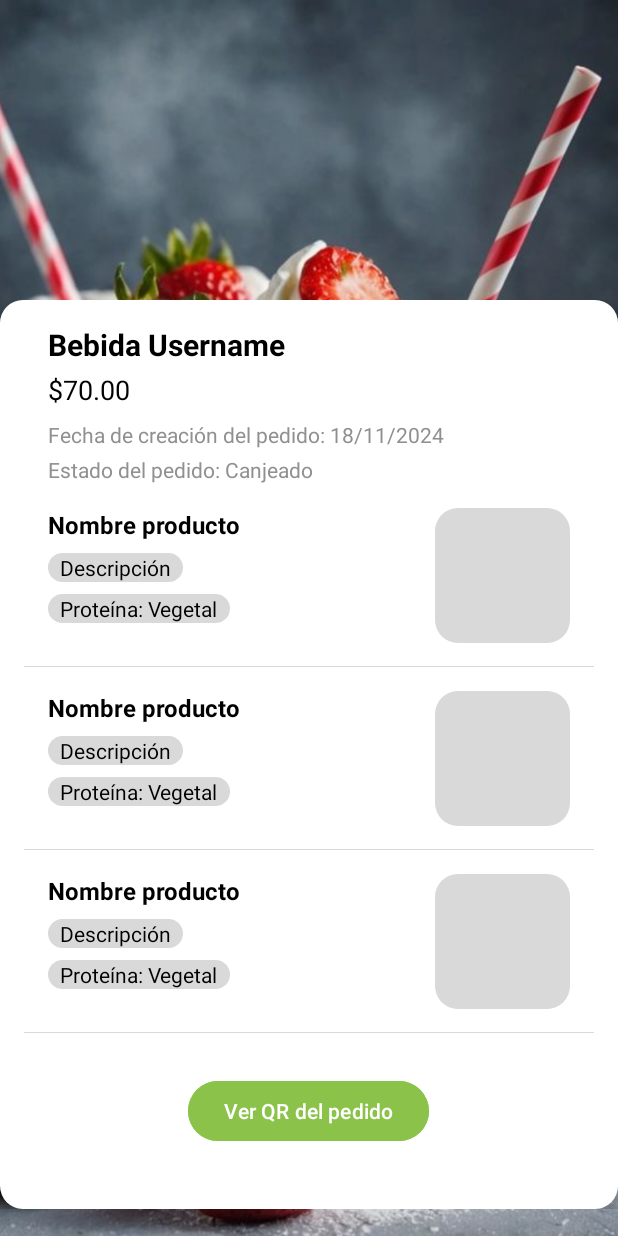
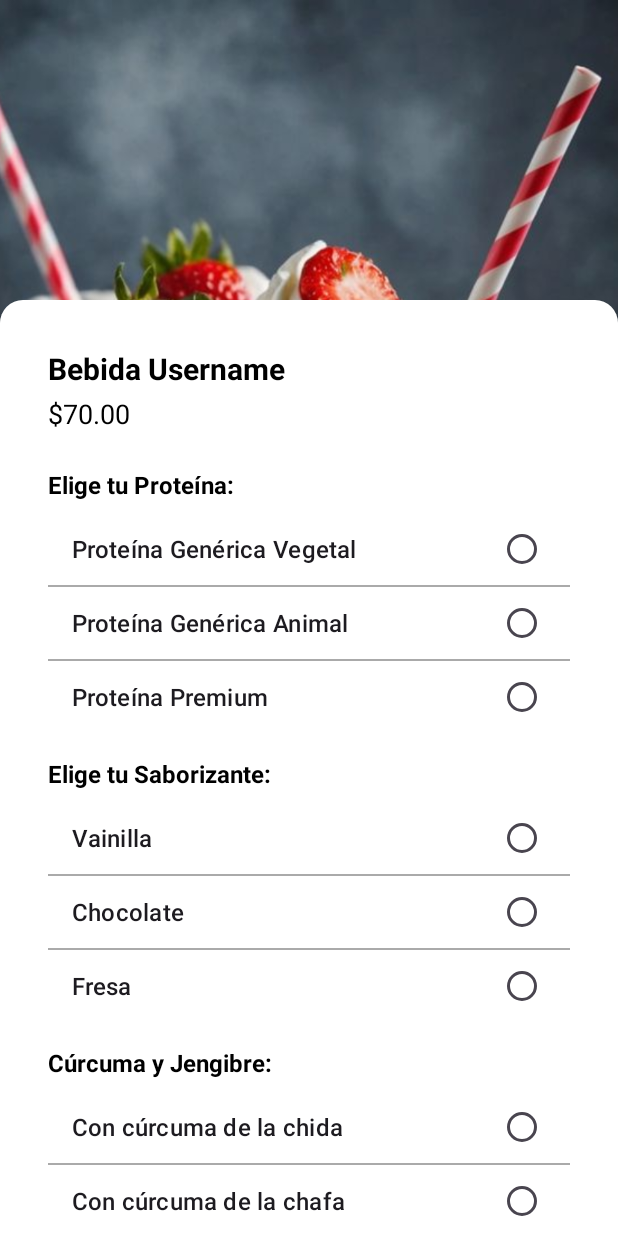
Before and after one commit to saltylettuce700/BoostUp-Celular, an Android app: the screen it shows after launch (ver_pedido_activity before the commit, crear_pedido_activity after it), on a phone screen of 412 x 824 dp. Run offline under Robolectric (Android 15) with nearby library versions, the phone set to English and light mode, and no system bars.

Commit message:
XML -crear pedido
-listview personalizado

-actualizacion de estilo en ver pedido

```diff
--- a/app/src/main/java/com/example/user/Activity/Registro/registro_alergia_activity.java
+++ b/app/src/main/java/com/example/user/Activity/Registro/registro_alergia_activity.java
@@ -20,25 +20,6 @@ public class registro_alergia_activity extends AppCompatActivity {
     ArrayAdapter<String> adapter;
     String [] array_alergenos = {"alergeno1", "alergeno2", "alergeno3", "alergeno4", "alergeno5"};
 
-
-    /*@Override
-    public boolean onOptionsItemSelected(@NonNull MenuItem item) {
-        int id = item.getItemId();
-        if (id == R.id.btn_next){
-            String itemSelected = "Selected Items: ";
-            for (int i = 0; i<LV_alergenos.getCount();i++){
-                if (LV_alergenos.isItemChecked(i)){
-                    itemSelected += LV_alergenos.getItemAtPosition(i) + " ";
-
-                }
-
-            }
-
-            Toast.makeText(this, itemSelected,Toast.LENGTH_SHORT).show();
-
-        }
-        return super.onOptionsItemSelected(item);
-    }*/
 
     @Override
     protected void onCreate(Bundle savedInstanceState) {
--- /dev/null
+++ b/app/src/main/java/com/example/user/Activity/crear_pedido_activity.java
@@ -0,0 +1,77 @@
+package com.example.user.Activity;
+
+import android.os.Bundle;
+import android.view.View;
+import android.widget.ArrayAdapter;
+import android.widget.Button;
+import android.widget.ImageView;
+import android.widget.ListView;
+import android.widget.ScrollView;
+import android.widget.Toast;
+
+import androidx.activity.EdgeToEdge;
+import androidx.appcompat.app.AppCompatActivity;
+import androidx.core.graphics.Insets;
+import androidx.core.view.ViewCompat;
+import androidx.core.view.WindowInsetsCompat;
+
+import com.example.user.R;
+
+public class crear_pedido_activity extends AppCompatActivity {
+
+    private ListView listProteinas, listSaborizantes, listCurcuma;
+    private String selectedProteina, selectedSaborizante, selectedCurcuma;
+
+    @Override
+    protected void onCreate(Bundle savedInstanceState) {
+        super.onCreate(savedInstanceState);
+        EdgeToEdge.enable(this);
+        setContentView(R.layout.activity_crear_pedido);
+        ViewCompat.setOnApplyWindowInsetsListener(findViewById(R.id.main), (v, insets) -> {
+            Insets systemBars = insets.getInsets(WindowInsetsCompat.Type.systemBars());
+            v.setPadding(systemBars.left, systemBars.top, systemBars.right, systemBars.bottom);
+            return insets;
+        });
+
+        listProteinas = findViewById(R.id.listProteinas);
+        listSaborizantes = findViewById(R.id.listSaborizantes);
+        listCurcuma = findViewById(R.id.listCurcuma);
+        Button btn_pagar = findViewById(R.id.btn_pagar);
+
+        // Datos de prueba
+        String[] proteinas = {"Proteína Genérica Vegetal", "Proteína Genérica Animal", "Proteína Premium"};
+        String[] saborizantes = {"Vainilla", "Chocolate", "Fresa"};
+        String[] curcuma = {"Con cúrcuma de la chida", "Con cúrcuma de la chafa"};
+
+        // Configurar adaptadores
+        configureListView(listProteinas, proteinas, selected -> selectedProteina = selected);
+        configureListView(listSaborizantes, saborizantes, selected -> selectedSaborizante = selected);
+        configureListView(listCurcuma, curcuma, selected -> selectedCurcuma = selected);
+
+
+        btn_pagar.setOnClickListener(v -> {
+            if (selectedProteina != null && selectedSaborizante != null && selectedCurcuma != null) {
+                Toast.makeText(this, "Pedido: \n" +
+                        "Proteína: " + selectedProteina + "\n" +
+                        "Saborizante: " + selectedSaborizante + "\n" +
+                        "Cúrcuma: " + selectedCurcuma, Toast.LENGTH_LONG).show();
+            } else {
+                Toast.makeText(this, "Selecciona todas las opciones", Toast.LENGTH_SHORT).show();
+            }
+        });
+
+
+    }
+
+    private void configureListView(ListView listView, String[] items, OnItemSelectedListener listener) {
+        ArrayAdapter<String> adapter = new ArrayAdapter<>(this, android.R.layout.simple_list_item_single_choice, items);
+        listView.setAdapter(adapter);
+        listView.setChoiceMode(ListView.CHOICE_MODE_SINGLE);
+        listView.setOnItemClickListener((parent, view, position, id) -> listener.onItemSelected(items[position]));
+    }
+
+    // Interfaz para manejar selección
+    interface OnItemSelectedListener {
+        void onItemSelected(String selected);
+    }
+}
--- a/app/src/main/java/com/example/user/Activity/ver_pedido_activity.java
+++ b/app/src/main/java/com/example/user/Activity/ver_pedido_activity.java
@@ -6,6 +6,7 @@ import android.view.LayoutInflater;
 import android.view.View;
 import android.widget.Button;
 import android.widget.ImageView;
+import android.widget.ScrollView;
 import android.widget.Toast;
 
 import androidx.activity.EdgeToEdge;
@@ -36,6 +37,8 @@ public class ver_pedido_activity extends AppCompatActivity {
                 showQRDialog();
             }
         });
+
+
     }
 
     private void showQRDialog() {
--- /dev/null
+++ b/app/src/main/java/com/example/user/NonScrollableListView.java
@@ -0,0 +1,32 @@
+package com.example.user;
+
+import android.content.Context;
+import android.util.AttributeSet;
+import android.view.View;
+import android.view.ViewGroup;
+import android.widget.ListView;
+
+public class NonScrollableListView extends ListView {
+
+    public NonScrollableListView(Context context) {
+        super(context);
+    }
+
+    public NonScrollableListView(Context context, AttributeSet attrs) {
+        super(context, attrs);
+    }
+
+    public NonScrollableListView(Context context, AttributeSet attrs, int defStyle) {
+        super(context, attrs, defStyle);
+    }
+
+    @Override
+    protected void onMeasure(int widthMeasureSpec, int heightMeasureSpec) {
+        int heightMeasureSpecCustom = View.MeasureSpec.makeMeasureSpec(
+                Integer.MAX_VALUE >> 2, View.MeasureSpec.AT_MOST);
+        super.onMeasure(widthMeasureSpec, heightMeasureSpecCustom);
+
+        ViewGroup.LayoutParams params = getLayoutParams();
+        params.height = getMeasuredHeight();
+    }
+}
--- /dev/null
+++ b/app/src/main/res/layout/activity_crear_pedido.xml
@@ -0,0 +1,129 @@
+<FrameLayout xmlns:android="http://schemas.android.com/apk/res/android"
+    android:id="@+id/main"
+    android:layout_width="match_parent"
+    android:layout_height="match_parent">
+
+    <!-- Imagen de fondo -->
+    <ImageView
+        android:id="@+id/imageBackground"
+        android:layout_width="match_parent"
+        android:layout_height="match_parent"
+        android:scaleType="centerCrop"
+        android:src="@drawable/bebida_img" />
+
+    <!-- Contenedor principal con scroll -->
+    <ScrollView
+        android:id="@+id/mainScrollView"
+        android:layout_width="match_parent"
+        android:layout_height="match_parent"
+        android:layout_marginTop="200dp"
+        android:fillViewport="true">
+
+        <LinearLayout
+            android:id="@+id/contentLayout"
+            android:layout_width="match_parent"
+            android:layout_height="match_parent"
+            android:orientation="vertical"
+            android:background="@drawable/white_rounded_background"
+            android:padding="16dp">
+
+            <!-- Información del producto -->
+            <LinearLayout
+                android:layout_width="match_parent"
+                android:layout_height="wrap_content"
+                android:background="@drawable/white_rounded_background"
+                android:orientation="vertical"
+                android:padding="16dp"
+                >
+
+                <TextView
+                    android:id="@+id/tvProductName"
+                    android:layout_width="match_parent"
+                    android:layout_height="wrap_content"
+                    android:text="Bebida Username"
+                    android:textColor="@color/black"
+                    android:textSize="20sp"
+                    android:textStyle="bold" />
+
+                <TextView
+                    android:id="@+id/tvProductPrice"
+                    android:layout_width="match_parent"
+                    android:layout_height="wrap_content"
+                    android:layout_gravity="end"
+                    android:layout_marginTop="4dp"
+                    android:text="$70.00"
+                    android:textColor="@color/black"
+                    android:textSize="18sp" />
+
+                <!-- Encabezado Proteína -->
+                <TextView
+                    android:layout_width="wrap_content"
+                    android:layout_height="wrap_content"
+                    android:text="Elige tu Proteína:"
+                    android:textColor="@color/black"
+                    android:textSize="16sp"
+                    android:textStyle="bold"
+                    android:paddingBottom="8dp"
+                    android:layout_marginTop="24dp"/>
+
+                <com.example.user.NonScrollableListView
+                    android:id="@+id/listProteinas"
+                    android:layout_width="match_parent"
+                    android:layout_height="wrap_content"
+                    android:divider="@android:color/darker_gray"
+                    android:dividerHeight="1dp" />
+
+                <!-- Encabezado Saborizante -->
+                <TextView
+                    android:layout_width="wrap_content"
+                    android:layout_height="wrap_content"
+                    android:text="Elige tu Saborizante:"
+                    android:textColor="@color/black"
+                    android:textSize="16sp"
+                    android:textStyle="bold"
+                    android:paddingTop="16dp"
+                    android:paddingBottom="8dp" />
+
+                <com.example.user.NonScrollableListView
+                    android:id="@+id/listSaborizantes"
+                    android:layout_width="match_parent"
+                    android:layout_height="wrap_content"
+                    android:divider="@android:color/darker_gray"
+                    android:dividerHeight="1dp" />
+
+                <!-- Encabezado Cúrcuma y Jengibre -->
+                <TextView
+                    android:layout_width="wrap_content"
+                    android:layout_height="wrap_content"
+                    android:text="Cúrcuma y Jengibre:"
+                    android:textColor="@color/black"
+                    android:textSize="16sp"
+                    android:textStyle="bold"
+                    android:paddingTop="16dp"
+                    android:paddingBottom="8dp" />
+
+                <com.example.user.NonScrollableListView
+                    android:id="@+id/listCurcuma"
+                    android:layout_width="match_parent"
+                    android:layout_height="wrap_content"
+                    android:divider="@android:color/darker_gray"
+                    android:dividerHeight="1dp" />
+
+
+                <Button
+                    android:id="@+id/btn_pagar"
+                    android:layout_width="wrap_content"
+                    android:layout_height="wrap_content"
+                    android:layout_gravity="center"
+                    android:layout_marginTop="28dp"
+                    android:backgroundTint="#8BC34A"
+                    android:elevation="4dp"
+                    android:text="Ir a pagar" />
+
+
+            </LinearLayout>
+
+
+        </LinearLayout>
+    </ScrollView>
+</FrameLayout>
--- a/app/src/main/res/layout/activity_ver_pedido.xml
+++ b/app/src/main/res/layout/activity_ver_pedido.xml
@@ -13,24 +13,27 @@
 
     <!-- Contenedor principal con scroll -->
     <ScrollView
+        android:id="@+id/mainScrollView"
         android:layout_width="match_parent"
         android:layout_height="match_parent"
-        android:layout_gravity="bottom"
-        android:layout_marginTop="200dp">
+        android:layout_marginTop="200dp"
+        android:fillViewport="true">
 
         <LinearLayout
+            android:id="@+id/contentLayout"
             android:layout_width="match_parent"
             android:layout_height="match_parent"
-            android:orientation="vertical">
+            android:orientation="vertical"
+            android:background="@drawable/white_rounded_background"
+            android:padding="16dp">
 
             <!-- Información del producto -->
             <LinearLayout
                 android:layout_width="match_parent"
                 android:layout_height="wrap_content"
                 android:background="@drawable/white_rounded_background"
-                android:elevation="8dp"
                 android:orientation="vertical"
-                android:padding="16dp">
+                >
 
                 <TextView
                     android:id="@+id/tvProductName"
@@ -258,7 +261,7 @@
 
                 <Space
                     android:layout_width="match_parent"
-                    android:layout_height="25dp" />
+                    android:layout_height="100dp" />
 
 
             </LinearLayout>
```
Also changed, not shown: app/src/main/AndroidManifest.xml (+13 -6 lines).
